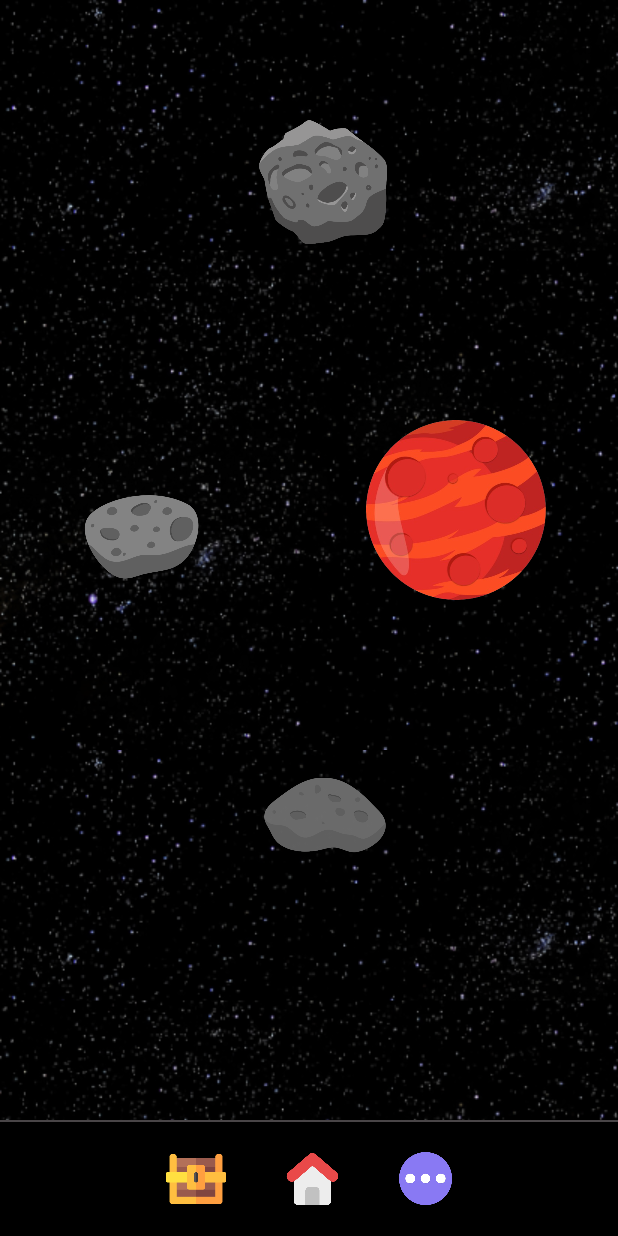
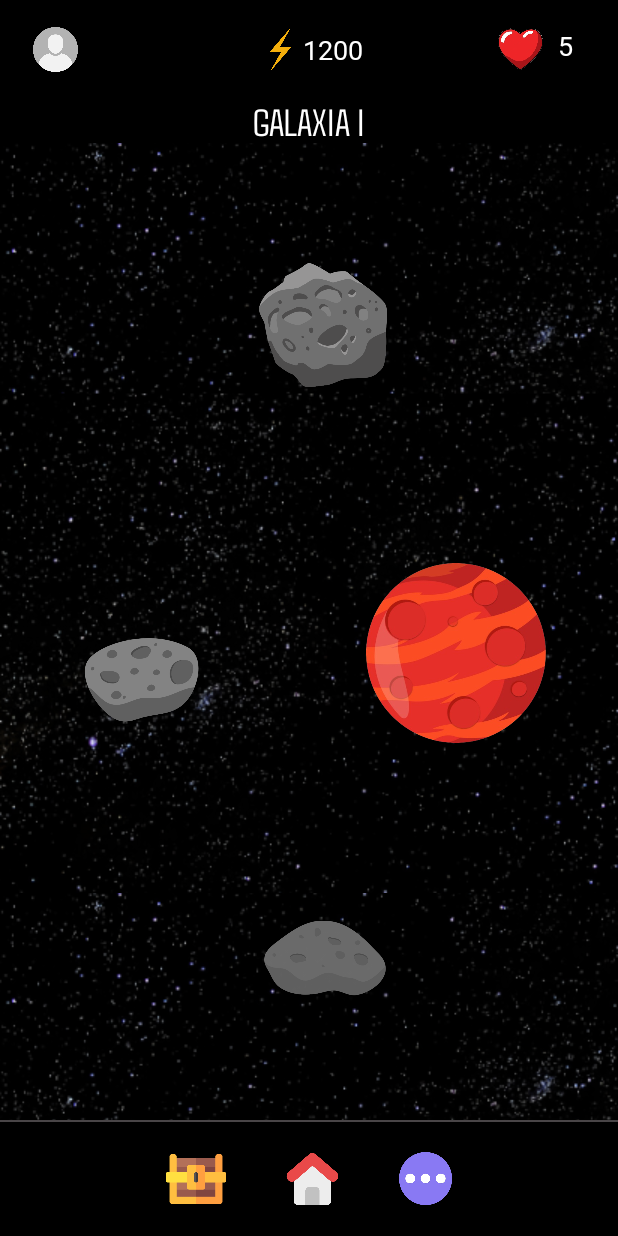
Before and after one commit to LiroSiza/RCS-Rocket-English, an Android app: the layout galaxy_levels_v1.xml on its own in the app's theme, with its tools: preview values and no code run, on a phone screen of 412 x 824 dp. Run offline under Robolectric (Android 15) with nearby library versions, the phone set to English and light mode, and no system bars; Roboto replaces fonts that are not available here.

Commit message:
Control menu principal de cada galaxia funcionanado (Menu superior)

```diff
--- a/app/src/main/AndroidManifest.xml
+++ b/app/src/main/AndroidManifest.xml
@@ -13,7 +13,7 @@
         android:theme="@style/Theme.RCSRocketEnglishNight"
         tools:targetApi="31">
         <activity
-            android:name=".MainActivity"
+            android:name=".GalaxiesActivity"
             android:exported="true">
             <intent-filter>
                 <action android:name="android.intent.action.MAIN" />
--- a/app/src/main/java/com/rcs_rocket_english/MainActivity.java
+++ b/app/src/main/java/com/rcs_rocket_english/MainActivity.java
@@ -21,6 +21,10 @@ public class MainActivity extends AppCompatActivity
     protected void onCreate(Bundle savedInstanceState) {
         super.onCreate(savedInstanceState);
         setContentView(R.layout.galaxies);  // Asegúrate de usar tu layout aquí
+
+        navBarMenu = findViewById(R.id.navbarMenu);
+        navBarMenu.cambiarImagenPerfil(1); // Cambia la imagen a btn_profile_estado_1
+
 
         // Inicializa los controles
         navBarMenu = findViewById(R.id.navbarMenu);
--- a/app/src/main/res/layout/galaxy_levels_v1.xml
+++ b/app/src/main/res/layout/galaxy_levels_v1.xml
@@ -1,17 +1,33 @@
 <FrameLayout
     xmlns:android="http://schemas.android.com/apk/res/android"
     xmlns:app="http://schemas.android.com/apk/res-auto"
-    xmlns:tools="http://schemas.android.com/tools"
     android:id="@+id/main"
     android:layout_width="match_parent"
     android:layout_height="match_parent">
 
+    <com.rcs_rocket_english.controls.NavBarMenu
+        android:id="@+id/navbarMenu"
+        android:layout_width="match_parent"
+        android:layout_height="wrap_content"
+        android:layout_alignParentTop="true" />
+
+    <TextView
+        android:layout_width="wrap_content"
+        android:layout_height="wrap_content"
+        android:text="GALAXIA I"
+        android:textSize="25sp"
+        android:layout_gravity="center_horizontal"
+        android:fontFamily="@font/agdasima_regular"
+        android:textColor="@color/white"
+        android:layout_marginTop="65dp"/>
+
     <ScrollView
         android:layout_width="match_parent"
-        android:layout_height="match_parent"
+        android:layout_height="wrap_content"
         android:scrollbars="none"
         android:fadeScrollbars="false"
-        android:layout_marginBottom="56dp"
+        android:layout_marginTop="95dp"
+        android:layout_marginBottom="75dp"
         android:background="@drawable/background_one_galaxies">
 
         <androidx.constraintlayout.widget.ConstraintLayout
@@ -97,57 +113,6 @@
                 app:layout_constraintStart_toStartOf="parent"
                 app:layout_constraintTop_toTopOf="parent" />
 
-            <ImageButton
-                android:id="@+id/asteroid_7"
-                android:layout_width="85dp"
-                android:layout_height="wrap_content"
-                android:layout_marginStart="288dp"
-                android:layout_marginTop="1600dp"
-                android:adjustViewBounds="true"
-                android:background="@android:color/transparent"
-                android:scaleType="fitCenter"
-                android:src="@drawable/ateroid_seven"
-                app:layout_constraintStart_toStartOf="parent"
-                app:layout_constraintTop_toTopOf="parent" />
-
-            <ImageButton
-                android:id="@+id/asteroid_8"
-                android:layout_width="85dp"
-                android:layout_height="wrap_content"
-                android:layout_marginStart="164dp"
-                android:layout_marginTop="1880dp"
-                android:adjustViewBounds="true"
-                android:background="@android:color/transparent"
-                android:scaleType="fitCenter"
-                android:src="@drawable/ateroid_eight"
-                app:layout_constraintStart_toStartOf="parent"
-                app:layout_constraintTop_toTopOf="parent" />
-
-            <ImageButton
-                android:id="@+id/asteroid_9"
-                android:layout_width="85dp"
-                android:layout_height="wrap_content"
-                android:layout_marginStart="32dp"
-                android:layout_marginTop="2180dp"
-                android:adjustViewBounds="true"
-                android:background="@android:color/transparent"
-                android:scaleType="fitCenter"
-                android:src="@drawable/ateroid_nine"
-                app:layout_constraintStart_toStartOf="parent"
-                app:layout_constraintTop_toTopOf="parent" />
-
-            <ImageButton
-                android:id="@+id/asteroid_10"
-                android:layout_width="85dp"
-                android:layout_height="wrap_content"
-                android:layout_marginStart="164dp"
-                android:layout_marginTop="2500dp"
-                android:adjustViewBounds="true"
-                android:background="@android:color/transparent"
-                android:scaleType="fitCenter"
-                android:src="@drawable/ateroid_ten"
-                app:layout_constraintStart_toStartOf="parent"
-                app:layout_constraintTop_toTopOf="parent" />
 
             <ImageButton
                 android:id="@+id/planet_1"
@@ -201,19 +166,6 @@
                 app:layout_constraintStart_toStartOf="parent"
                 app:layout_constraintTop_toTopOf="parent" />
 
-            <ImageButton
-                android:id="@+id/planet_5"
-                android:layout_width="120dp"
-                android:layout_height="wrap_content"
-                android:layout_marginStart="244dp"
-                android:layout_marginTop="2156dp"
-                android:adjustViewBounds="true"
-                android:background="@android:color/transparent"
-                android:scaleType="fitCenter"
-                android:src="@drawable/planet_five"
-                app:layout_constraintStart_toStartOf="parent"
-                app:layout_constraintTop_toTopOf="parent" />
-
         </androidx.constraintlayout.widget.ConstraintLayout>
     </ScrollView>
 
--- a/app/src/main/res/layout/navbar_menu.xml
+++ b/app/src/main/res/layout/navbar_menu.xml
@@ -18,7 +18,7 @@
             android:layout_width="30dp"
             android:layout_height="30dp"
             android:layout_gravity="center_vertical"
-            android:layout_marginRight="100dp"
+            android:layout_marginRight="120dp"
             />
         <LinearLayout
             android:layout_width="wrap_content"
@@ -46,7 +46,7 @@
                 android:layout_width="30dp"
                 android:layout_height="30dp"
                 android:layout_gravity="center_vertical"
-                android:layout_marginLeft="100dp"/>
+                android:layout_marginLeft="90dp"/>
             <TextView
                 android:id="@+id/textHearts"
                 android:layout_width="18dp"
```
Also changed, not shown: app/src/main/java/com/rcs_rocket_english/GalaxiesActivity.java (+36 -11 lines), app/src/main/java/com/rcs_rocket_english/controls/NavBarMenu.java (+17 -2 lines).
